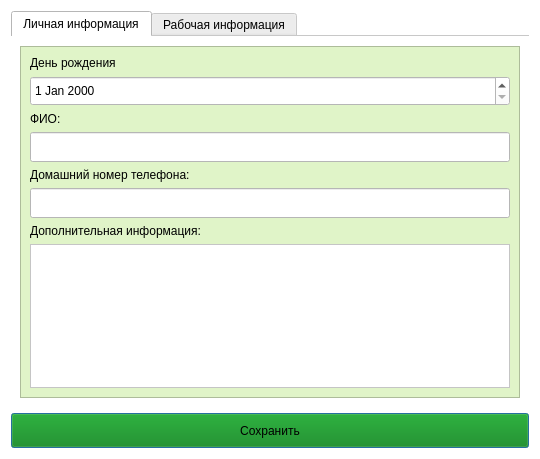
Old version of the form desktop_app/add_employee_dialog.ui in the repository DEV-m1k0/professionals.
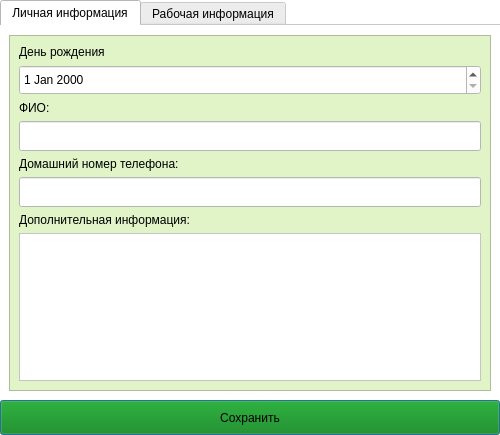
New version of the form. The open tabs and pages were chosen to show the change.

```diff
--- a/desktop_app/add_employee_dialog.ui
+++ b/desktop_app/add_employee_dialog.ui
@@ -2,14 +2,35 @@
 <ui version="4.0">
  <class>Dialog</class>
  <widget class="QDialog" name="Dialog">
+  <property name="enabled">
+   <bool>true</bool>
+  </property>
   <property name="geometry">
    <rect>
     <x>0</x>
     <y>0</y>
-    <width>540</width>
-    <height>459</height>
+    <width>500</width>
+    <height>435</height>
    </rect>
   </property>
+  <property name="sizePolicy">
+   <sizepolicy hsizetype="Fixed" vsizetype="Fixed">
+    <horstretch>0</horstretch>
+    <verstretch>0</verstretch>
+   </sizepolicy>
+  </property>
+  <property name="minimumSize">
+   <size>
+    <width>500</width>
+    <height>435</height>
+   </size>
+  </property>
+  <property name="maximumSize">
+   <size>
+    <width>500</width>
+    <height>435</height>
+   </size>
+  </property>
   <property name="windowTitle">
    <string>Dialog</string>
   </property>
@@ -17,6 +38,21 @@
    <string notr="true">background-color: white;</string>
   </property>
   <layout class="QVBoxLayout" name="verticalLayout_20">
+   <property name="spacing">
+    <number>0</number>
+   </property>
+   <property name="leftMargin">
+    <number>0</number>
+   </property>
+   <property name="topMargin">
+    <number>0</number>
+   </property>
+   <property name="rightMargin">
+    <number>0</number>
+   </property>
+   <property name="bottomMargin">
+    <number>0</number>
+   </property>
    <item>
     <layout class="QVBoxLayout" name="verticalLayout_19">
      <item>
```
Left out of the diff: 33 changed lines with no effect on the pictures.
